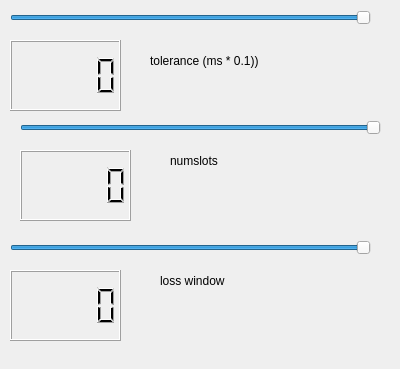
Above: herlpergui.ui from jacktrip/jacktrip before the change. Below: the same form after it.
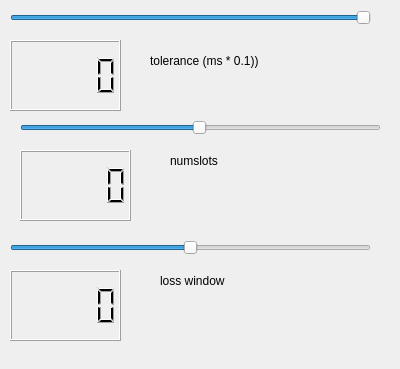
That is the form after the change.

Commit message: GUI on lost window

```diff
--- a/herlpergui.ui
+++ b/herlpergui.ui
@@ -94,7 +94,7 @@
     <number>1</number>
    </property>
    <property name="maximum">
-    <number>64</number>
+    <number>128</number>
    </property>
    <property name="value">
     <number>64</number>
@@ -129,7 +129,7 @@
     <number>0</number>
    </property>
    <property name="maximum">
-    <number>64</number>
+    <number>128</number>
    </property>
    <property name="value">
     <number>64</number>
```
